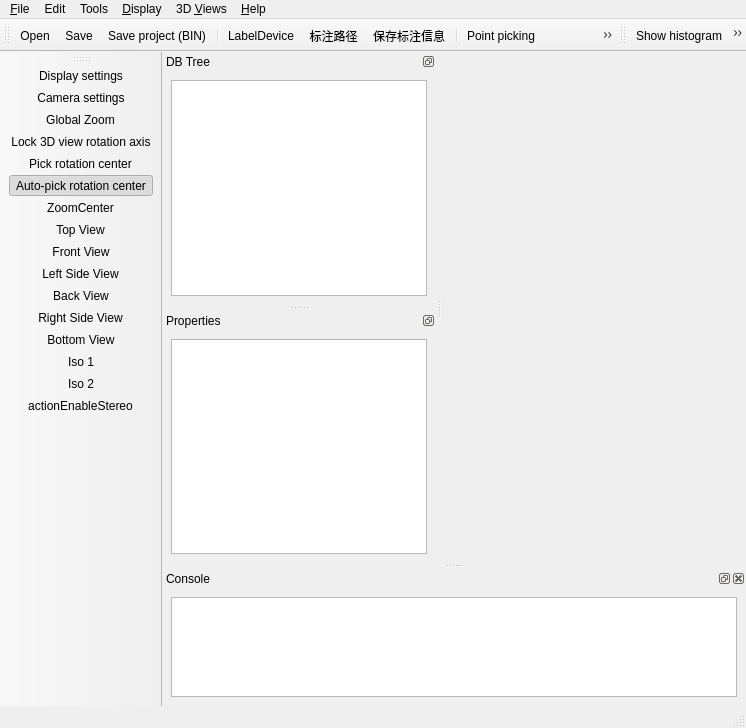
Old version of the form qCC/ui_templates/mainWindow.ui in the repository ShineSea/CloudCompare.
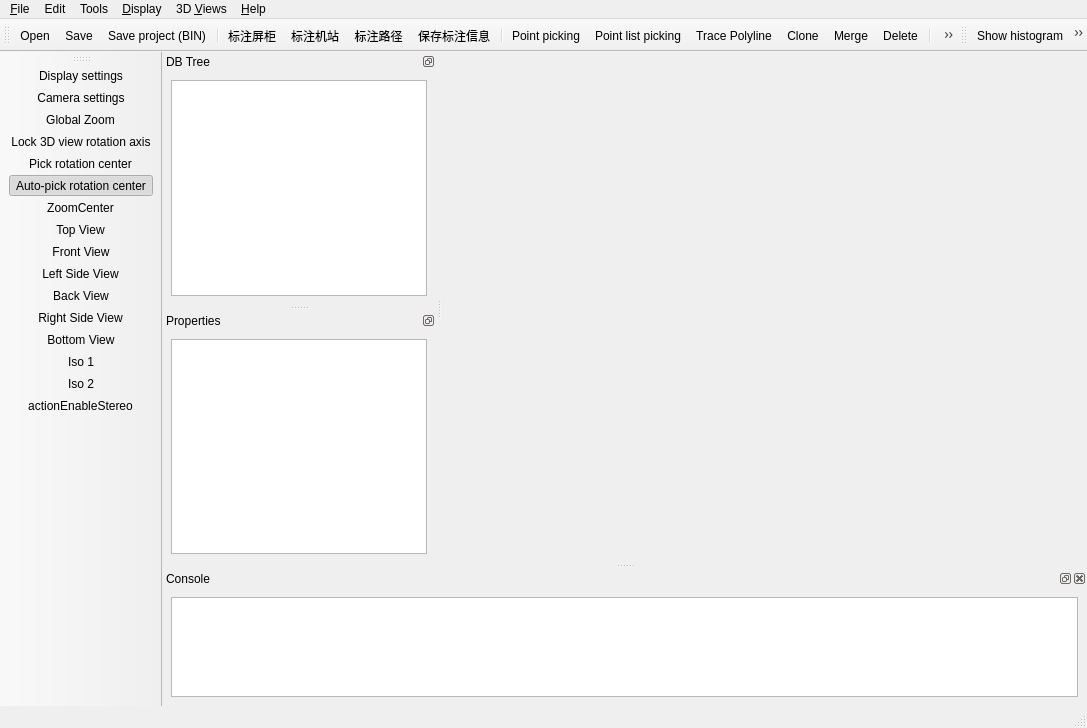
New version of the form. Icons and pictures are not drawn. Custom widgets are drawn as their Qt base class.

Commit message: 1.增加绘制机站的功能。2.优化绘制柜排的方式，避免柜子底部被遮挡无法绘制的问题。

```diff
--- a/qCC/ui_templates/mainWindow.ui
+++ b/qCC/ui_templates/mainWindow.ui
@@ -6,7 +6,7 @@
    <rect>
     <x>0</x>
     <y>0</y>
-    <width>746</width>
+    <width>1087</width>
     <height>728</height>
    </rect>
   </property>
@@ -38,8 +38,8 @@
     <rect>
      <x>0</x>
      <y>0</y>
-     <width>746</width>
-     <height>23</height>
+     <width>1087</width>
+     <height>22</height>
     </rect>
    </property>
    <widget class="QMenu" name="menuFile">
@@ -718,6 +718,7 @@
    <addaction name="actionSaveProject"/>
    <addaction name="separator"/>
    <addaction name="actionLabelDevice"/>
+   <addaction name="actionLabelStation"/>
    <addaction name="actionLabelPath"/>
    <addaction name="actionSaveLabelInfo"/>
    <addaction name="separator"/>
@@ -3327,7 +3328,7 @@
      <normaloff>:/CC/images/label.png</normaloff>:/CC/images/label.png</iconset>
    </property>
    <property name="text">
-    <string>LabelDevice</string>
+    <string>标注屏柜</string>
    </property>
    <property name="toolTip">
     <string>LabelDevice</string>
@@ -3357,6 +3358,18 @@
     <string>标注路径</string>
    </property>
   </action>
+  <action name="actionLabelStation">
+   <property name="icon">
+    <iconset resource="../icons.qrc">
+     <normaloff>:/CC/images/labelStation.png</normaloff>:/CC/images/labelStation.png</iconset>
+   </property>
+   <property name="text">
+    <string>标注机站</string>
+   </property>
+   <property name="menuRole">
+    <enum>QAction::MenuRole::NoRole</enum>
+   </property>
+  </action>
  </widget>
  <customwidgets>
   <customwidget>
```
Left out of the diff: 90 changed lines with no effect on the pictures. The commit also changes 17 other files.
